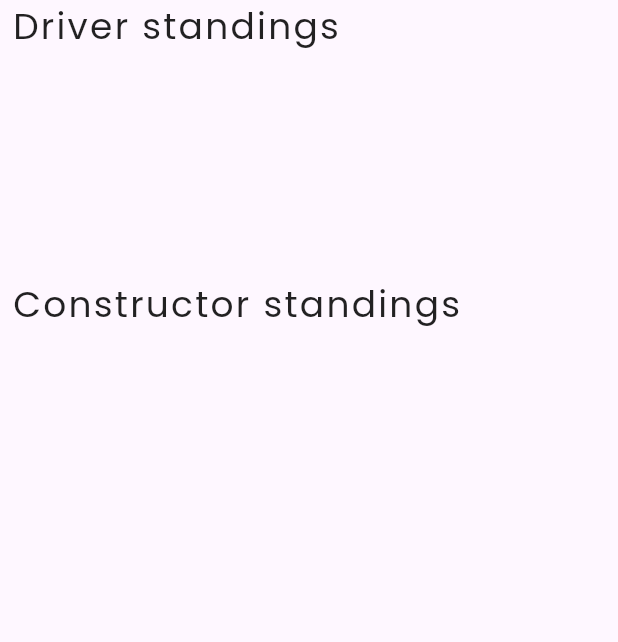
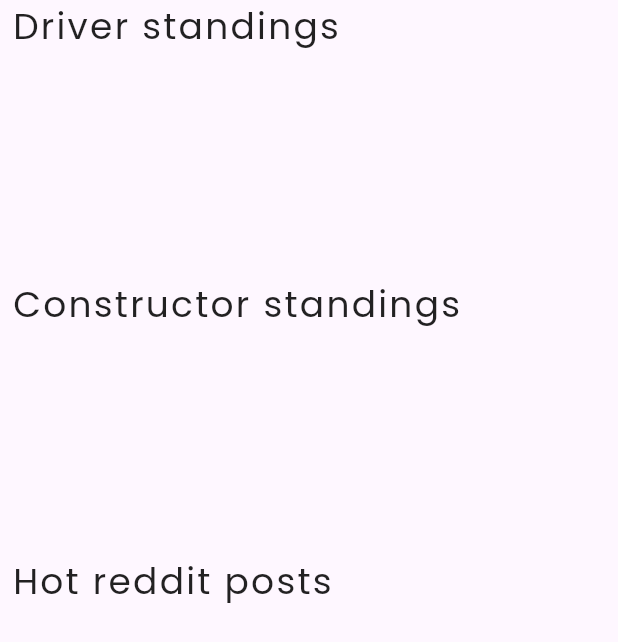
Before and after one commit to radoslawik/we-are-checking, a Flutter app: the screen it shows after launch, on a phone screen of 412 x 824 dp. Shown: the top 642 px of the screen. Run offline on Flutter 3.47's test engine with Material 2 defaults, Android fonts, the phone set to English and light mode, and no system bars; our stand-ins replace google_fonts; accounts and stored records are empty; network calls fail.

Commit message:
Rework reddit post design

```diff
--- a/lib/main.dart
+++ b/lib/main.dart
@@ -71,6 +71,43 @@ class MyApp extends StatelessWidget {
               fontSize: 18,
               letterSpacing: 1.5,
               height: 0.8,
+              color: Colors.black87,
+            )
+          ),
+          bodyText1: GoogleFonts.poppins(
+            textStyle: const TextStyle(
+              fontSize: 14,
+              height: 1.2,
+              color: Colors.black87,
+            )
+          ),
+          bodyText2: GoogleFonts.poppins(
+            textStyle: const TextStyle(
+              fontSize: 12,
+              height: 1.2,
+              color: Colors.black87,
+            )
+          ),
+          subtitle1: GoogleFonts.poppins(
+            textStyle: const TextStyle(
+              fontSize: 14,
+              height: 1.2,
+              fontWeight: FontWeight.bold,
+              color: Colors.black87,
+            )
+          ),
+          subtitle2: GoogleFonts.poppins(
+            textStyle: const TextStyle(
+              fontSize: 12,
+              fontWeight: FontWeight.bold,
+              height: 1.2,
+              color: Colors.black87,
+            )
+          ),
+          caption: GoogleFonts.poppins(
+            textStyle: const TextStyle(
+              fontSize: 10,
+              height: 1,
               color: Colors.black87,
             )
           ),
--- a/lib/models/reddit/post.dart
+++ b/lib/models/reddit/post.dart
@@ -6,6 +6,10 @@ class RedditPost {
     this.author,
     this.timeCreated,
     this.comments,
+    this.ups,
+    this.awards,
+    this.redditUrl,
+    this.sourceUrl,
   );
 
   final String title;
@@ -14,4 +18,8 @@ class RedditPost {
   final String author;
   final double timeCreated;
   final int comments;
+  final int ups;
+  final int awards;
+  final String redditUrl;
+  final String? sourceUrl;
 }
--- a/lib/services/api/reddit_data_provider.dart
+++ b/lib/services/api/reddit_data_provider.dart
@@ -33,24 +33,35 @@ class RedditDataProvider {
     return null;
   }
 
-  static Future<List<RedditPost>> getHotPosts() async {
+  static Future<List<RedditPost>> getAllHotPosts() async {
     _token ??= await _getAccessToken();
+    _posts = [];
     if(_posts == null || _token != null)
     {
-      final headers = {
+      for(var sub in ["formula1", "formuladank"])
+      {
+        _posts!.addAll(await getHotPosts(sub));
+      }
+    }
+    _posts!.sort((a,b) => b.ups.compareTo(a.ups));
+    return _posts!.toList();
+  }
+
+  static Future<List<RedditPost>> getHotPosts(String subreddit) async {
+    final headers = {
         'authorization': 'Bearer $_token',
         'user-agent': _userAgent,
       };
-      final response = await http.get(Uri.parse("$_endpoint/r/formula1/hot"), headers: headers);
+      final response = await http.get(Uri.parse("$_endpoint/r/$subreddit/hot?limit=7"), headers: headers);
 
       if(response.statusCode == 200)
       {
         List<dynamic> postsInfo = jsonDecode(response.body)["data"]["children"];
-        _posts = postsInfo.where((p) => p["data"]["author"] != 'F1-Bot').map((e) => e["data"]).map((d) =>
-          RedditPost(d["title"], d["thumbnail"], d["subreddit_name_prefixed"], d["author"], d["created_utc"], d["num_comments"])).toList();
+        return postsInfo.where((p) => p["data"]["author"] != 'F1-Bot').map((e) => e["data"]).map((d) =>
+          RedditPost(d["title"], d["thumbnail"], d["subreddit_name_prefixed"], d["author"], d["created_utc"], d["num_comments"],
+          d["ups"], d["total_awards_received"], "www.reddit.com${d["permalink"]}", d["url"])).toList();
       }
-    }
-    return _posts?.take(10).toList() ?? List.empty();
+    return List.empty();
   }
 
 }
--- a/lib/widgets/reddit_feed.dart
+++ b/lib/widgets/reddit_feed.dart
@@ -15,7 +15,7 @@ class _RedditFeedWidgetState extends State<RedditFeedWidget> {
   List<RedditPostWidget> _feed = List.empty();
 
   void initialize() async {
-    final posts = await RedditDataProvider.getHotPosts();
+    final posts = await RedditDataProvider.getAllHotPosts();
     setState(() {
       _feed = posts.map((e) => RedditPostWidget(post: e)).toList();
     });
@@ -29,12 +29,24 @@ class _RedditFeedWidgetState extends State<RedditFeedWidget> {
 
   @override
   Widget build(BuildContext context) {
-    return SizedBox(
-      height: 300,
-      child: ListView(
-        scrollDirection: Axis.horizontal,
-        children: _feed,
-        )
-      );
+    return Padding(
+      padding: const EdgeInsets.all(8.0),
+      child: Column(
+        crossAxisAlignment: CrossAxisAlignment.start,
+        children: [
+          Text(
+            'Hot reddit posts',
+            style: Theme.of(context).textTheme.headline4,
+          ),
+          SizedBox(
+            height: 150,
+            child: ListView(
+              scrollDirection: Axis.horizontal,
+              children: _feed,
+              )
+            ),
+        ],
+      ),
+    );
   }
 }
```
Also changed, not shown: lib/widgets/reddit_post.dart (+83 -13 lines).
